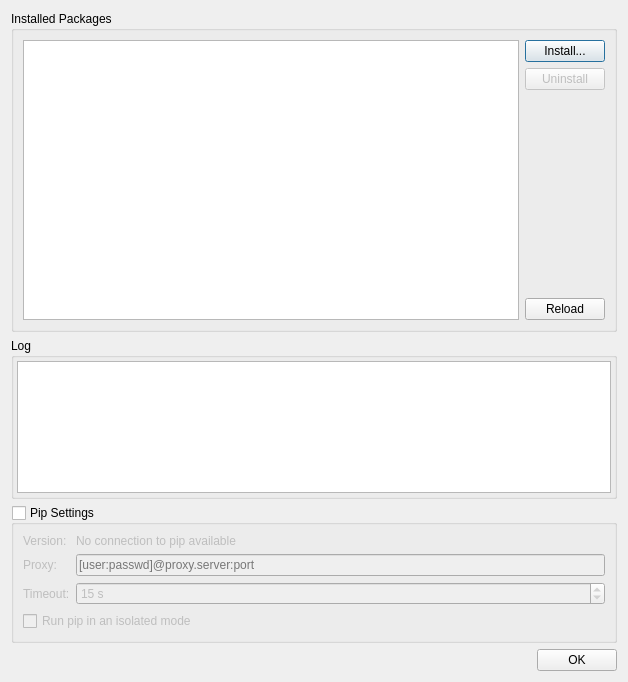
Old version of the form Qitom/ui/dialogPipManager.ui in the repository itom-project/itom.
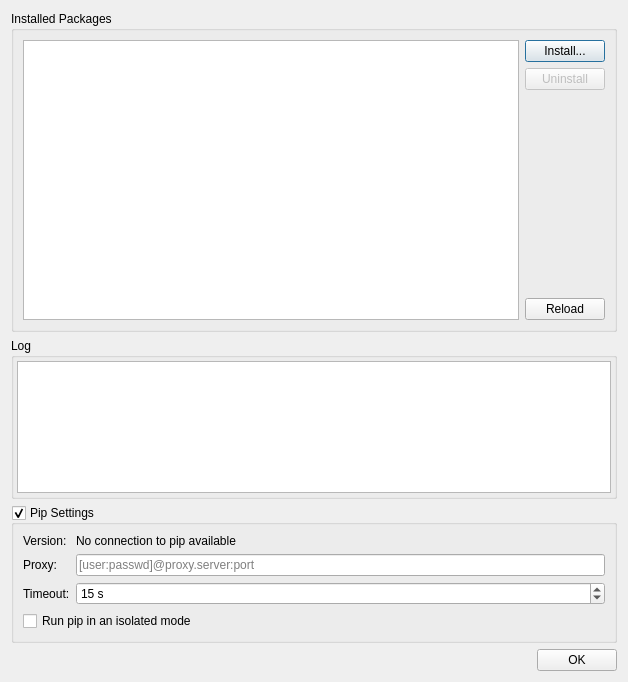
New version of the form. Custom widgets are drawn as their Qt base class.

The edit to the form file:
```diff
--- a/Qitom/ui/dialogPipManager.ui
+++ b/Qitom/ui/dialogPipManager.ui
@@ -94,13 +94,13 @@
       <string>Pip Settings</string>
      </property>
      <property name="flat">
-      <bool>false</bool>
+      <bool>true</bool>
      </property>
      <property name="checkable">
       <bool>true</bool>
      </property>
      <property name="checked">
-      <bool>false</bool>
+      <bool>true</bool>
      </property>
      <property name="collapsed">
       <bool>true</bool>
```
Left out of the diff: 18 changed lines with no effect on the pictures.
